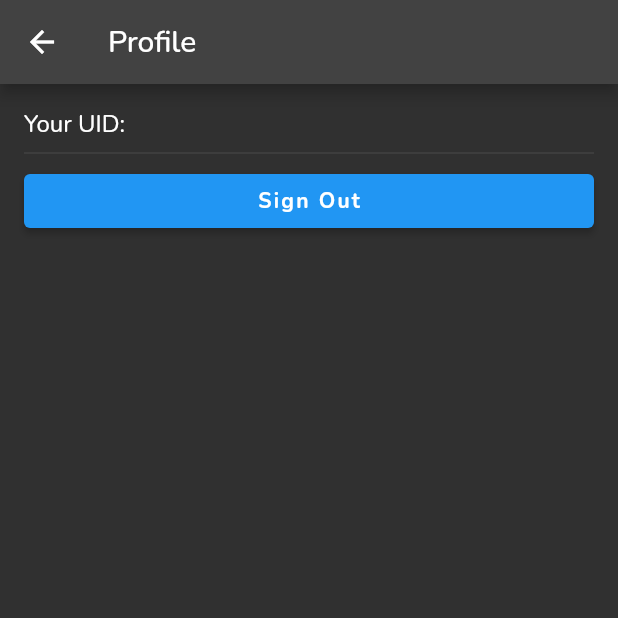
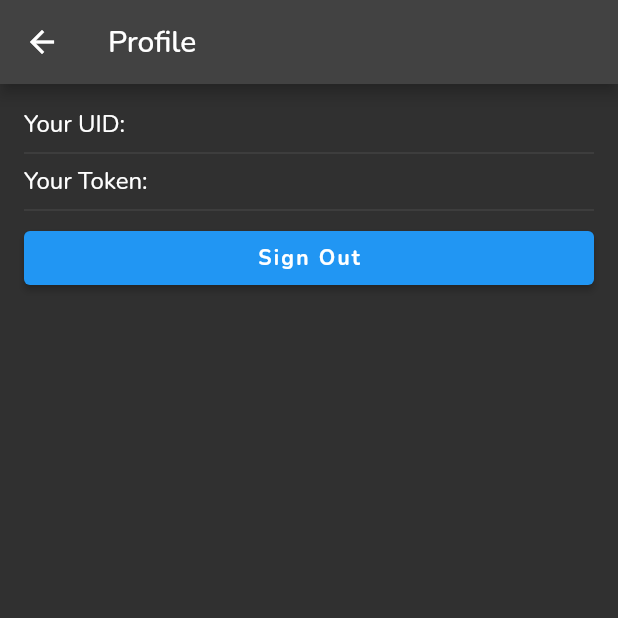
Before and after one commit to Lab-Brat/gentoo_update_flutter, a Flutter app: the ProfileScreen screen opened by its route, on a phone screen of 412 x 824 dp, the top half of it. Run offline on Flutter 3.47's test engine with Material 2 defaults, Android fonts, the light colour scheme and no system bars; our stand-ins replace cloud_firestore, firebase_auth, firebase_core, font_awesome_flutter, google_fonts; accounts and stored records are empty.

Commit message:
add token fetching from firestore

```diff
--- a/lib/profile/profile.dart
+++ b/lib/profile/profile.dart
@@ -6,21 +6,42 @@ import 'package:cloud_firestore/cloud_firestore.dart';
 class ProfileScreen extends StatelessWidget {
   const ProfileScreen({Key? key}) : super(key: key);
 
+  Future<String?> getToken(String uid) async {
+    DocumentSnapshot document =
+        await FirebaseFirestore.instance.collection('tokens').doc(uid).get();
+    return document['token_id'];
+  }
+
   @override
   Widget build(BuildContext context) {
+    final uid = AuthService.uid;
     return Scaffold(
       appBar: AppBar(
         title: const Text('Profile'),
       ),
       body: ListView.separated(
         padding: const EdgeInsets.all(16.0),
-        itemCount: 2,
+        itemCount: 3,
         separatorBuilder: (context, index) => Divider(),
         itemBuilder: (context, index) {
           switch (index) {
             case 0:
-              return Text("Your UID: ${AuthService.uid}");
+              print(uid);
+              return Text("Your UID: $uid");
             case 1:
+              return FutureBuilder<String?>(
+                future: getToken(uid),
+                builder: (context, snapshot) {
+                  if (snapshot.connectionState == ConnectionState.waiting) {
+                    return CircularProgressIndicator();
+                  } else if (snapshot.hasError) {
+                    return Text("Error fetching token");
+                  } else {
+                    return Text("Your Token: ${snapshot.data}");
+                  }
+                },
+              );
+            case 2:
               return ElevatedButton(
                 child: const Text('Sign Out'),
                 onPressed: () async {
```
